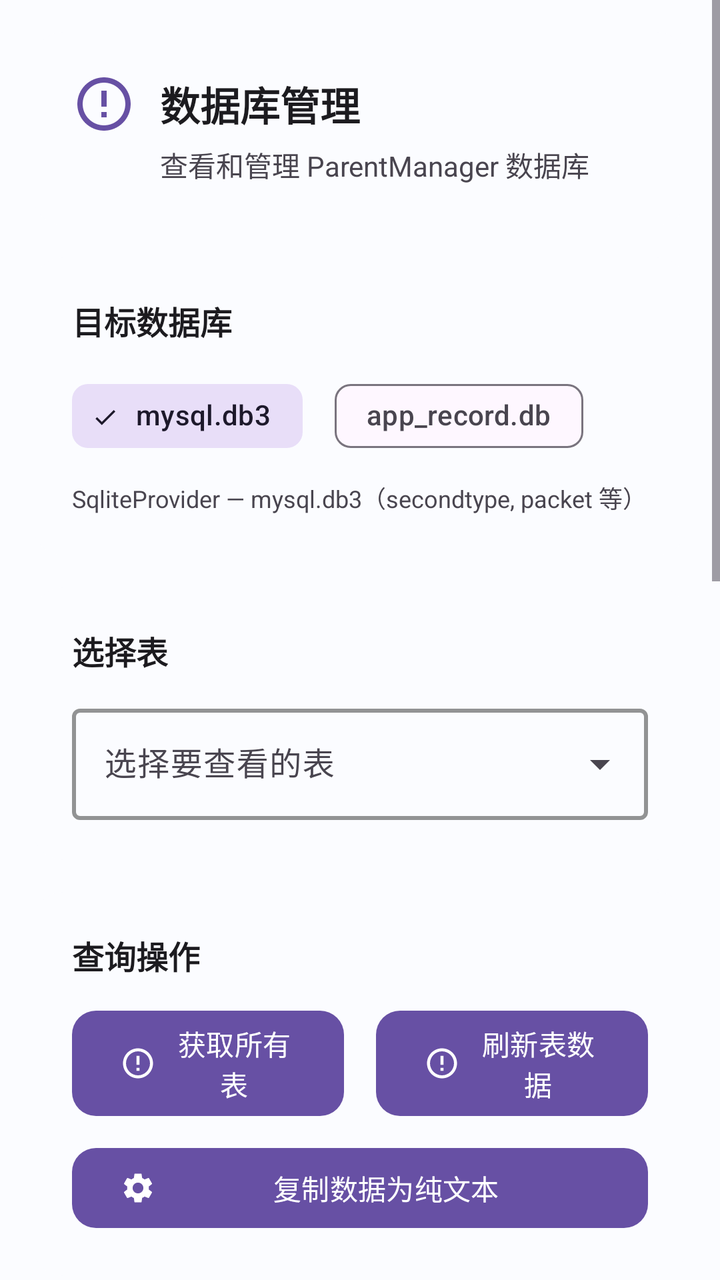
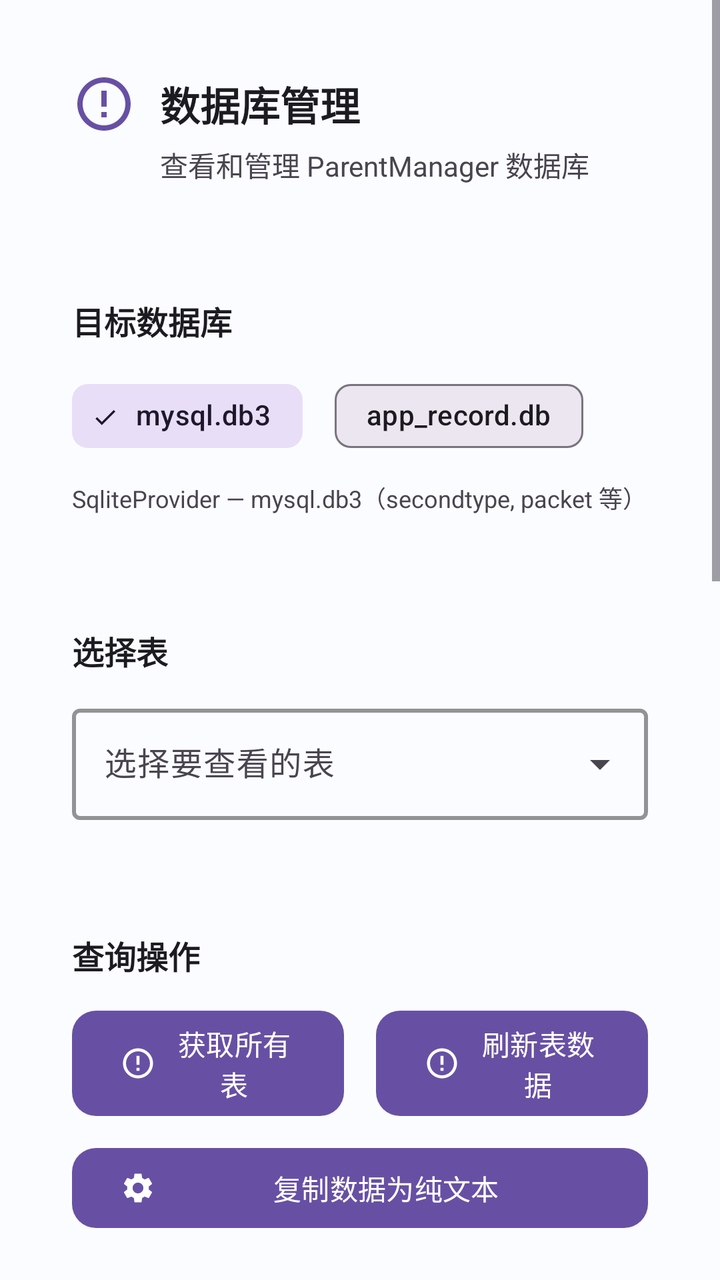

Screens rendered from an Android XML layout before and after an edit, with the pre-edit source and the edit as a unified diff.
<!-- AndroidManifest.xml: application theme Theme.ReadboyInstaller -->
<!-- res/layout/fragment_sqlite_database.xml -->
<?xml version="1.0" encoding="utf-8"?>
<androidx.coordinatorlayout.widget.CoordinatorLayout xmlns:android="http://schemas.android.com/apk/res/android"
    xmlns:app="http://schemas.android.com/apk/res-auto"
    android:layout_width="match_parent"
    android:layout_height="match_parent"
    android:background="@color/background">

    <ScrollView
        android:layout_width="match_parent"
        android:layout_height="match_parent"
        android:fillViewport="true">

        <LinearLayout
            android:layout_width="match_parent"
            android:layout_height="wrap_content"
            android:orientation="vertical"
            android:padding="16dp">

            
            <com.google.android.material.card.MaterialCardView
                android:layout_width="match_parent"
                android:layout_height="wrap_content"
                android:layout_marginBottom="16dp"
                app:cardElevation="0dp"
                app:cardCornerRadius="16dp"
                app:strokeWidth="0dp"
                app:cardBackgroundColor="@color/surface">

                <LinearLayout
                    android:layout_width="match_parent"
                    android:layout_height="wrap_content"
                    android:orientation="vertical"
                    android:padding="20dp">

                    <LinearLayout
                        android:layout_width="match_parent"
                        android:layout_height="wrap_content"
                        android:gravity="center_vertical"
                        android:orientation="horizontal">

                        <ImageView
                            android:layout_width="32dp"
                            android:layout_height="32dp"
                            android:src="@drawable/ic_database"
                            app:tint="@color/primary" />

                        <TextView
                            android:layout_width="0dp"
                            android:layout_height="wrap_content"
                            android:layout_weight="1"
                            android:layout_marginStart="12dp"
                            android:text="数据库管理"
                            android:textColor="@color/on_surface"
                            android:textSize="20sp"
                            android:textStyle="bold" />

                    </LinearLayout>

                    <TextView
                        android:layout_width="wrap_content"
                        android:layout_height="wrap_content"
                        android:layout_marginStart="44dp"
                        android:layout_marginTop="4dp"
                        android:text="查看和管理 ParentManager 数据库"
                        android:textColor="@color/on_surface_variant"
                        android:textSize="14sp" />

                </LinearLayout>

            </com.google.android.material.card.MaterialCardView>

            
            <com.google.android.material.card.MaterialCardView
                android:layout_width="match_parent"
                android:layout_height="wrap_content"
                android:layout_marginBottom="16dp"
                app:cardElevation="0dp"
                app:cardCornerRadius="16dp"
                app:strokeWidth="0dp"
                app:cardBackgroundColor="@color/surface">

                <LinearLayout
                    android:layout_width="match_parent"
                    android:layout_height="wrap_content"
                    android:orientation="vertical"
                    android:padding="20dp">

                    <TextView
                        android:layout_width="wrap_content"
                        android:layout_height="wrap_content"
                        android:text="目标数据库"
                        android:textColor="@color/on_surface"
                        android:textSize="16sp"
                        android:textStyle="bold"
                        android:layout_marginBottom="12dp" />

                    <com.google.android.material.chip.ChipGroup
                        android:id="@+id/chipGroupProvider"
                        android:layout_width="match_parent"
                        android:layout_height="wrap_content"
                        app:singleSelection="true"
                        app:selectionRequired="true"
                        app:checkedChip="@id/chipSqlite">

                        <com.google.android.material.chip.Chip
                            android:id="@+id/chipSqlite"
                            style="@style/Widget.Material3.Chip.Filter"
                            android:layout_width="wrap_content"
                            android:layout_height="wrap_content"
                            android:text="mysql.db3"
                            android:checkable="true"
                            android:layout_marginEnd="8dp" />

                        <com.google.android.material.chip.Chip
                            android:id="@+id/chipAppRecord"
                            style="@style/Widget.Material3.Chip.Filter"
                            android:layout_width="wrap_content"
                            android:layout_height="wrap_content"
                            android:text="app_record.db"
                            android:checkable="true" />

                    </com.google.android.material.chip.ChipGroup>

                    <TextView
                        android:id="@+id/tvProviderHint"
                        android:layout_width="wrap_content"
                        android:layout_height="wrap_content"
                        android:layout_marginTop="8dp"
                        android:text="SqliteProvider — mysql.db3（secondtype, packet 等）"
                        android:textColor="@color/on_surface_variant"
                        android:textSize="12sp" />

                </LinearLayout>

            </com.google.android.material.card.MaterialCardView>

            
            <com.google.android.material.card.MaterialCardView
                android:layout_width="match_parent"
                android:layout_height="wrap_content"
                android:layout_marginBottom="16dp"
                app:cardElevation="0dp"
                app:cardCornerRadius="16dp"
                app:strokeWidth="0dp"
                app:cardBackgroundColor="@color/surface">

                <LinearLayout
                    android:layout_width="match_parent"
                    android:layout_height="wrap_content"
                    android:orientation="vertical"
                    android:padding="20dp">

                    <TextView
                        android:layout_width="wrap_content"
                        android:layout_height="wrap_content"
                        android:text="选择表"
                        android:textColor="@color/on_surface"
                        android:textSize="16sp"
                        android:textStyle="bold"
                        android:layout_marginBottom="12dp" />

                    <com.google.android.material.textfield.TextInputLayout
                        android:id="@+id/tilTable"
                        style="@style/Widget.Material3.TextInputLayout.OutlinedBox.ExposedDropdownMenu"
                        android:layout_width="match_parent"
                        android:layout_height="wrap_content"
                        android:hint="选择要查看的表"
                        app:boxStrokeColor="@color/primary"
                        app:boxStrokeWidth="2dp"
                        app:hintTextColor="@color/primary">

                        <AutoCompleteTextView
                            android:id="@+id/actvTable"
                            android:layout_width="match_parent"
                            android:layout_height="wrap_content"
                            android:inputType="none"
                            android:textSize="16sp" />

                    </com.google.android.material.textfield.TextInputLayout>

                </LinearLayout>

            </com.google.android.material.card.MaterialCardView>

            
            <com.google.android.material.card.MaterialCardView
                android:layout_width="match_parent"
                android:layout_height="wrap_content"
                android:layout_marginBottom="16dp"
                app:cardElevation="0dp"
                app:cardCornerRadius="16dp"
                app:strokeWidth="0dp"
                app:cardBackgroundColor="@color/surface">

                <LinearLayout
                    android:layout_width="match_parent"
                    android:layout_height="wrap_content"
                    android:orientation="vertical"
                    android:padding="20dp">

                    <TextView
                        android:layout_width="wrap_content"
                        android:layout_height="wrap_content"
                        android:text="查询操作"
                        android:textColor="@color/on_surface"
                        android:textSize="16sp"
                        android:textStyle="bold"
                        android:layout_marginBottom="12dp" />

                    <LinearLayout
                        android:layout_width="match_parent"
                        android:layout_height="wrap_content"
                        android:orientation="horizontal"
                        android:gravity="center">

                        <com.google.android.material.button.MaterialButton
                            android:id="@+id/btnGetAllTables"
                            android:layout_width="0dp"
                            android:layout_height="wrap_content"
                            android:layout_weight="1"
                            android:text="获取所有表"
                            android:textSize="14sp"
                            android:layout_marginEnd="8dp"
                            app:icon="@drawable/ic_database"
                            app:iconGravity="start"
                            app:iconPadding="8dp"
                            app:cornerRadius="12dp"
                            app:iconSize="18dp" />

                        <com.google.android.material.button.MaterialButton
                            android:id="@+id/btnRefreshTable"
                            android:layout_width="0dp"
                            android:layout_height="wrap_content"
                            android:layout_weight="1"
                            android:text="刷新表数据"
                            android:textSize="14sp"
                            android:layout_marginStart="8dp"
                            app:icon="@drawable/ic_database"
                            app:iconGravity="start"
                            app:iconPadding="8dp"
                            app:cornerRadius="12dp"
                            app:iconSize="18dp" />

                    </LinearLayout>

                    <com.google.android.material.button.MaterialButton
                        android:id="@+id/btnCopyData"
                        android:layout_width="match_parent"
                        android:layout_height="wrap_content"
                        android:layout_marginTop="8dp"
                        android:text="复制数据为纯文本"
                        android:textSize="14sp"
                        app:icon="@drawable/ic_settings"
                        app:iconGravity="start"
                        app:iconPadding="8dp"
                        app:cornerRadius="12dp"
                        app:iconSize="18dp" />

                </LinearLayout>

            </com.google.android.material.card.MaterialCardView>

            
            <com.google.android.material.card.MaterialCardView
                android:layout_width="match_parent"
                android:layout_height="wrap_content"
                android:layout_marginBottom="16dp"
                app:cardElevation="0dp"
                app:cardCornerRadius="16dp"
                app:strokeWidth="0dp"
                app:cardBackgroundColor="@color/surface">

                <LinearLayout
                    android:layout_width="match_parent"
                    android:layout_height="wrap_content"
                    android:orientation="vertical"
                    android:padding="20dp">

                    <TextView
                        android:layout_width="wrap_content"
                        android:layout_height="wrap_content"
                        android:text="修改操作"
                        android:textColor="@color/on_surface"
                        android:textSize="16sp"
                        android:textStyle="bold"
                        android:layout_marginBottom="12dp" />

                    <LinearLayout
                        android:layout_width="match_parent"
                        android:layout_height="wrap_content"
                        android:orientation="horizontal"
                        android:gravity="center">

                        <com.google.android.material.button.MaterialButton
                            android:id="@+id/btnInsertData"
                            android:layout_width="0dp"
                            android:layout_height="wrap_content"
                            android:layout_weight="1"
                            android:text="插入数据"
                            android:textSize="14sp"
                            android:layout_marginEnd="8dp"
                            app:icon="@drawable/ic_add"
                            app:iconGravity="start"
                            app:iconPadding="8dp"
                            app:cornerRadius="12dp"
                            app:iconSize="18dp" />

                        <com.google.android.material.button.MaterialButton
                            android:id="@+id/btnUpdateData"
                            android:layout_width="0dp"
                            android:layout_height="wrap_content"
                            android:layout_weight="1"
                            android:text="更新数据"
                            android:textSize="14sp"
                            android:layout_marginStart="8dp"
                            app:icon="@drawable/ic_settings"
                            app:iconGravity="start"
                            app:iconPadding="8dp"
                            app:cornerRadius="12dp"
                            app:iconSize="18dp" />

                    </LinearLayout>

                    <com.google.android.material.button.MaterialButton
                        android:id="@+id/btnDeleteData"
                        android:layout_width="match_parent"
                        android:layout_height="wrap_content"
                        android:layout_marginTop="8dp"
                        android:text="删除数据"
                        android:textSize="14sp"
                        app:icon="@drawable/ic_delete"
                        app:iconGravity="start"
                        app:iconPadding="8dp"
                        app:cornerRadius="12dp"
                        app:iconSize="18dp" />

                </LinearLayout>

            </com.google.android.material.card.MaterialCardView>

            
            <com.google.android.material.card.MaterialCardView
                android:layout_width="match_parent"
                android:layout_height="wrap_content"
                android:layout_marginBottom="16dp"
                app:cardElevation="0dp"
                app:cardCornerRadius="16dp"
                app:strokeWidth="0dp"
                app:cardBackgroundColor="@color/surface">

                <LinearLayout
                    android:layout_width="match_parent"
                    android:layout_height="wrap_content"
                    android:orientation="vertical"
                    android:padding="20dp">

                    <LinearLayout
                        android:layout_width="match_parent"
                        android:layout_height="wrap_content"
                        android:gravity="center_vertical"
                        android:orientation="horizontal"
                        android:layout_marginBottom="12dp">

                        <TextView
                            android:layout_width="0dp"
                            android:layout_height="wrap_content"
                            android:layout_weight="1"
                            android:text="数据内容"
                            android:textColor="@color/on_surface"
                            android:textSize="16sp"
                            android:textStyle="bold" />

                        <TextView
                            android:id="@+id/tvRowCount"
                            android:layout_width="wrap_content"
                            android:layout_height="wrap_content"
                            android:text="0 行"
                            android:textColor="@color/on_surface_variant"
                            android:textSize="12sp" />

                    </LinearLayout>

                    <HorizontalScrollView
                        android:layout_width="match_parent"
                        android:layout_height="wrap_content"
                        android:background="@color/surface_variant"
                        android:padding="1dp">

                        <ScrollView
                            android:layout_width="wrap_content"
                            android:layout_height="wrap_content"
                            android:minHeight="200dp">

                            <TextView
                                android:id="@+id/tvResult"
                                android:layout_width="wrap_content"
                                android:layout_height="wrap_content"
                                android:padding="12dp"
                                android:text="选择表后点击刷新按钮查看数据..."
                                android:textColor="@color/on_surface"
                                android:textSize="12sp"
                                android:fontFamily="monospace" />

                        </ScrollView>

                    </HorizontalScrollView>

                </LinearLayout>

            </com.google.android.material.card.MaterialCardView>

            
            <com.google.android.material.card.MaterialCardView
                android:layout_width="match_parent"
                android:layout_height="wrap_content"
                app:cardElevation="0dp"
                app:cardCornerRadius="16dp"
                app:strokeWidth="0dp"
                app:cardBackgroundColor="@color/surface">

                <LinearLayout
                    android:layout_width="match_parent"
                    android:layout_height="wrap_content"
                    android:orientation="vertical"
                    android:padding="20dp">

                    <LinearLayout
                        android:layout_width="match_parent"
                        android:layout_height="wrap_content"
                        android:gravity="center_vertical"
                        android:orientation="horizontal"
                        android:layout_marginBottom="12dp">

                        <TextView
                            android:layout_width="0dp"
                            android:layout_height="wrap_content"
                            android:layout_weight="1"
                            android:text="操作日志"
                            android:textColor="@color/on_surface"
                            android:textSize="16sp"
                            android:textStyle="bold" />

                        <com.google.android.material.button.MaterialButton
                            android:id="@+id/btnClearLog"
                            style="@style/Widget.Material3.Button.TextButton"
                            android:layout_width="wrap_content"
                            android:layout_height="wrap_content"
                            android:text="清空"
                            android:textSize="12sp" />

                    </LinearLayout>

                    <ScrollView
                        android:layout_width="match_parent"
                        android:layout_height="150dp"
                        android:background="@color/surface_variant"
                        android:padding="12dp">

                        <TextView
                            android:id="@+id/tvLog"
                            android:layout_width="match_parent"
                            android:layout_height="wrap_content"
                            android:text="等待操作..."
                            android:textColor="@color/on_surface_variant"
                            android:textSize="11sp"
                            android:fontFamily="monospace" />

                    </ScrollView>

                </LinearLayout>

            </com.google.android.material.card.MaterialCardView>

        </LinearLayout>

    </ScrollView>

</androidx.coordinatorlayout.widget.CoordinatorLayout>
<!-- resources referenced by this layout -->
<resources>
  <color name="background">#FFFBFCFF</color>
  <color name="on_surface">#FF1C1B1F</color>
  <color name="on_surface_variant">#FF49454F</color>
  <color name="primary">#FF6750A4</color>
  <color name="surface">#FFFBFCFF</color>
  <color name="surface_variant">#FFE7E0EC</color>
  <style name="Theme.ReadboyInstaller" parent="Theme.Material3.DayNight.NoActionBar">
          <item name="colorPrimary">@color/primary</item>
          <item name="colorOnPrimary">@color/on_primary</item>
          <item name="colorPrimaryContainer">@color/primary_container</item>
          <item name="colorOnPrimaryContainer">@color/on_primary_container</item>
          <item name="colorSecondary">@color/secondary</item>
          <item name="colorOnSecondary">@color/on_secondary</item>
          <item name="colorSecondaryContainer">@color/secondary_container</item>
          <item name="colorOnSecondaryContainer">@color/on_secondary_container</item>
          <item name="android:statusBarColor">@android:color/transparent</item>
      </style>
  <color name="on_primary">#FFFFFFFF</color>
  <color name="primary_container">#FFEADDFF</color>
  <color name="secondary">#FF625B71</color>
  <color name="on_secondary">#FFFFFFFF</color>
  <!-- unchanged entries left out for length: 7 -->
</resources>

<!-- the commit's change to res/layout/fragment_sqlite_database.xml (unified diff, before → after) -->
@@ -107,17 +107,21 @@
                             style="@style/Widget.Material3.Chip.Filter"
                             android:layout_width="wrap_content"
                             android:layout_height="wrap_content"
+                            android:layout_marginEnd="8dp"
+                            android:checkable="true"
                             android:text="mysql.db3"
-                            android:checkable="true"
-                            android:layout_marginEnd="8dp" />
+                            android:textColor="@color/chip_text"
+                            app:chipBackgroundColor="@color/chip_bg" />
 
                         <com.google.android.material.chip.Chip
                             android:id="@+id/chipAppRecord"
                             style="@style/Widget.Material3.Chip.Filter"
                             android:layout_width="wrap_content"
                             android:layout_height="wrap_content"
+                            android:checkable="true"
                             android:text="app_record.db"
-                            android:checkable="true" />
+                            android:textColor="@color/chip_text"
+                            app:chipBackgroundColor="@color/chip_bg" />
 
                     </com.google.android.material.chip.ChipGroup>
 
<!-- resource entries referenced after the edit -->
@@ -6,7 +6,7 @@
   <color name="primary">#FF6750A4</color>
   <color name="surface">#FFFBFCFF</color>
   <color name="surface_variant">#FFE7E0EC</color>
-  <style name="Theme.ReadboyInstaller" parent="Theme.Material3.DayNight.NoActionBar">
+  <style name="Theme.ReadboyInstaller" parent="Theme.Material3.Light.NoActionBar">
           <item name="colorPrimary">@color/primary</item>
           <item name="colorOnPrimary">@color/on_primary</item>
           <item name="colorPrimaryContainer">@color/primary_container</item>
@@ -15,12 +15,62 @@
           <item name="colorOnSecondary">@color/on_secondary</item>
           <item name="colorSecondaryContainer">@color/secondary_container</item>
           <item name="colorOnSecondaryContainer">@color/on_secondary_container</item>
+          <item name="colorTertiary">@color/tertiary</item>
+          <item name="colorOnTertiary">@color/on_tertiary</item>
+          <item name="colorTertiaryContainer">@color/tertiary_container</item>
+          <item name="colorOnTertiaryContainer">@color/on_tertiary_container</item>
+  
+          <item name="colorError">@color/error</item>
+          <item name="colorOnError">@color/white</item>
+          <item name="colorErrorContainer">@color/error_container</item>
+          <item name="colorOnErrorContainer">@color/on_error_container</item>
+  
+          <item name="android:colorBackground">@color/background</item>
+          <item name="colorOnBackground">@color/on_background</item>
+          <item name="colorSurface">@color/surface</item>
+          <item name="colorOnSurface">@color/on_surface</item>
+          <item name="colorSurfaceVariant">@color/surface_variant</item>
+          <item name="colorOnSurfaceVariant">@color/on_surface_variant</item>
+  
+          
+          <item name="colorSurfaceContainer">@color/surface_container</item>
+          <item name="colorSurfaceContainerLow">@color/surface_container_low</item>
+          <item name="colorSurfaceContainerHigh">@color/surface_container_high</item>
+          <item name="colorSurfaceContainerHighest">@color/surface_container_highest</item>
+          <item name="colorSurfaceContainerLowest">@color/surface_container_lowest</item>
+          <item name="colorSurfaceDim">@color/surface_dim</item>
+          <item name="colorSurfaceBright">@color/surface_bright</item>
+          <item name="colorOutline">@color/outline</item>
+          <item name="colorOutlineVariant">@color/outline_variant</item>
+          <item name="colorOnSurfaceInverse">@color/inverse_on_surface</item>
+          <item name="colorSurfaceInverse">@color/inverse_surface</item>
+  
           <item name="android:statusBarColor">@android:color/transparent</item>
       </style>
   <color name="on_primary">#FFFFFFFF</color>
   <color name="primary_container">#FFEADDFF</color>
   <color name="secondary">#FF625B71</color>
   <color name="on_secondary">#FFFFFFFF</color>
+  <color name="tertiary">#FF7D5260</color>
+  <color name="on_tertiary">#FFFFFFFF</color>
+  <color name="tertiary_container">#FFFFD8E4</color>
+  <color name="on_tertiary_container">#FF31101D</color>
+  <color name="error">#FFF44336</color>
+  <color name="white">#FFFFFFFF</color>
+  <color name="error_container">#FFF9DEDC</color>
+  <color name="on_error_container">#FF410E0B</color>
+  <color name="on_background">#FF1C1B1F</color>
+  <color name="surface_container">#FFF3EDF7</color>
+  <color name="surface_container_low">#FFF7F2FA</color>
+  <color name="surface_container_high">#FFECE6F0</color>
+  <color name="surface_container_highest">#FFE6E0E9</color>
+  <color name="surface_container_lowest">#FFFFFFFF</color>
+  <color name="surface_dim">#FFDED8E1</color>
+  <color name="surface_bright">#FFFEF7FF</color>
+  <color name="outline">#FF79747E</color>
+  <color name="outline_variant">#FFCAC4D0</color>
+  <color name="inverse_on_surface">#FFF4EFF4</color>
+  <color name="inverse_surface">#FF313033</color>
   <!-- unchanged entries left out for length: 7 -->
 </resources>
 
